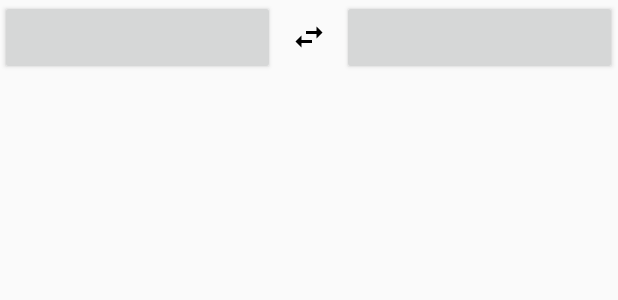
After one commit to aminbenarieb/YandextTask, an Android app: the layout view_language_chooser.xml on its own in the app's theme, with its tools: preview values and no code run, on a phone screen of 412 x 824 dp. The commit adds this screen. Shown: the top 300 px of the screen. Run offline under Robolectric (Android 15) with nearby library versions, the phone set to English and light mode, and no system bars.

Commit message:
Added language switched to the action bar.

```diff
--- a/app/src/main/java/com/aminbenarieb/yandextask/MainActivity.java
+++ b/app/src/main/java/com/aminbenarieb/yandextask/MainActivity.java
@@ -4,10 +4,14 @@ import android.os.Bundle;
 import android.support.annotation.NonNull;
 import android.support.design.widget.BottomNavigationView;
 import android.support.v7.app.AppCompatActivity;
+import android.support.v7.app.ActionBar;
+import android.util.Log;
 import android.view.MenuItem;
+import android.view.View;
 import android.support.v4.app.Fragment;
 import android.support.v4.app.FragmentManager;
 import android.support.v4.app.FragmentTransaction;
+import android.widget.ImageButton;
 
 public class MainActivity extends AppCompatActivity {
 
@@ -55,10 +59,34 @@ public class MainActivity extends AppCompatActivity {
         // Set initial fragment
         setContentFragment(mHomeTranslateFragment);
 
+        // Set language switcher to action bar
+        setupLanguageSwitcher();
+
     }
 
     void setContentFragment(Fragment fragmentReplaceWith) {
         final FragmentTransaction transaction = fragmentManager.beginTransaction();
         transaction.replace(R.id.content, fragmentReplaceWith).commit();
     }
+
+    // Language switcher in action bar
+
+    void setupLanguageSwitcher() {
+        ActionBar actionBar = getSupportActionBar();
+        actionBar.setDisplayOptions(ActionBar.DISPLAY_SHOW_CUSTOM);
+        actionBar.setDisplayShowHomeEnabled(false);
+        actionBar.setDisplayShowTitleEnabled(false);
+        actionBar.setDisplayShowCustomEnabled(true);
+        actionBar.setCustomView(R.layout.view_language_chooser);
+
+        View v = getSupportActionBar().getCustomView();
+        ImageButton imageButton= (ImageButton)v.findViewById(R.id.language_swap);
+        imageButton.setOnClickListener(new View.OnClickListener() {
+            @Override
+            public void onClick(View v) {
+                Log.d(TAG, "Switched lang.");
+            }
+        });
+    }
+
 }
--- /dev/null
+++ b/app/src/main/res/drawable/swap_horiz.xml
@@ -0,0 +1,13 @@
+<?xml version="1.0" encoding="utf-8"?>
+<vector xmlns:android="http://schemas.android.com/apk/res/android"
+    android:width="24dp"
+    android:height="24dp"
+    android:viewportWidth="24"
+    android:viewportHeight="24">
+
+    <path
+        android:fillColor="#000000"
+        android:pathData="M6.99 11L3 15l3.99 4v-3H14v-2H6.99v-3zM21 9l-3.99-4v3H10v2h7.01v3L21 9z" />
+    <path
+        android:pathData="M0 0h24v24H0z" />
+</vector>
--- /dev/null
+++ b/app/src/main/res/layout/view_language_chooser.xml
@@ -0,0 +1,40 @@
+<?xml version="1.0" encoding="utf-8"?>
+<TableLayout
+    xmlns:android="http://schemas.android.com/apk/res/android"
+    xmlns:tools="http://schemas.android.com/tools"
+    android:layout_width="match_parent"
+    android:layout_height="wrap_content"
+    android:orientation="horizontal"
+    android:id="@+id/language_switcher"
+    xmlns:app="http://schemas.android.com/apk/res-auto">
+    <TableRow>
+
+
+        <Button
+            android:id="@+id/source_language"
+            android:layout_gravity="center_vertical"
+            android:layout_width="wrap_content"
+            android:layout_height="50dp"
+            android:layout_weight="0.45"/>
+
+        <ImageButton
+            android:id="@+id/language_swap"
+            android:layout_gravity="center"
+            android:layout_width="wrap_content"
+            android:layout_height="wrap_content"
+            android:contentDescription="@string/language_switch"
+            app:srcCompat="@drawable/swap_horiz"
+            tools:ignore="MissingPrefix"
+            android:layout_weight="0.1"
+            android:background="@android:color/transparent" />
+
+        <Button
+            android:id="@+id/result_language"
+            android:layout_gravity="center_vertical"
+            android:layout_width="wrap_content"
+            android:layout_height="50dp"
+            android:layout_weight="0.45" />
+
+    </TableRow>
+
+</TableLayout>
--- a/app/src/main/res/values/colors.xml
+++ b/app/src/main/res/values/colors.xml
@@ -3,4 +3,5 @@
     <color name="colorPrimary">#3F51B5</color>
     <color name="colorPrimaryDark">#303F9F</color>
     <color name="colorAccent">#FF4081</color>
+    <color name="buttonTint">#3F51B5</color>
 </resources>
--- a/app/src/main/res/values/strings.xml
+++ b/app/src/main/res/values/strings.xml
@@ -3,4 +3,5 @@
     <string name="title_home">Перевод</string>
     <string name="title_bookmarks">Закладки</string>
     <string name="bookmark">Bookmark</string>
+    <string name="language_switch">Switch languages</string>
 </resources>
--- a/app/src/main/res/values/styles.xml
+++ b/app/src/main/res/values/styles.xml
@@ -6,6 +6,9 @@
         <item name="colorPrimary">@color/colorPrimary</item>
         <item name="colorPrimaryDark">@color/colorPrimaryDark</item>
         <item name="colorAccent">@color/colorAccent</item>
+        <item name="contentInsetStart">0dp</item>
+        <item name="contentInsetEnd">0dp</item>
     </style>
 
+
 </resources>
```
